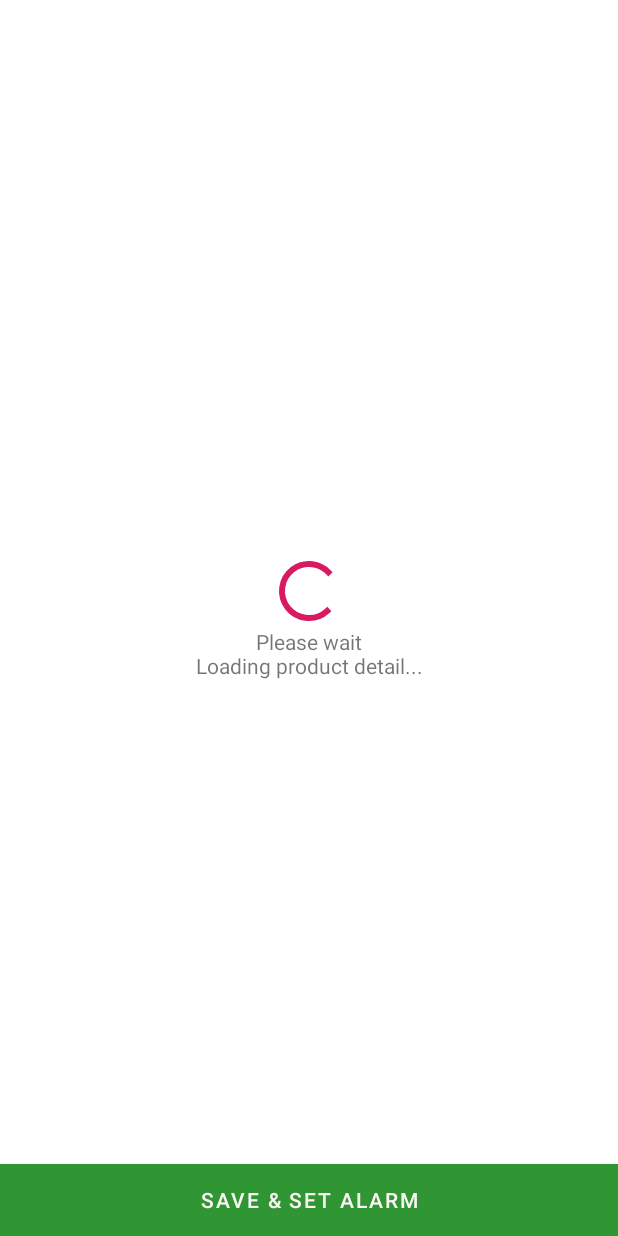
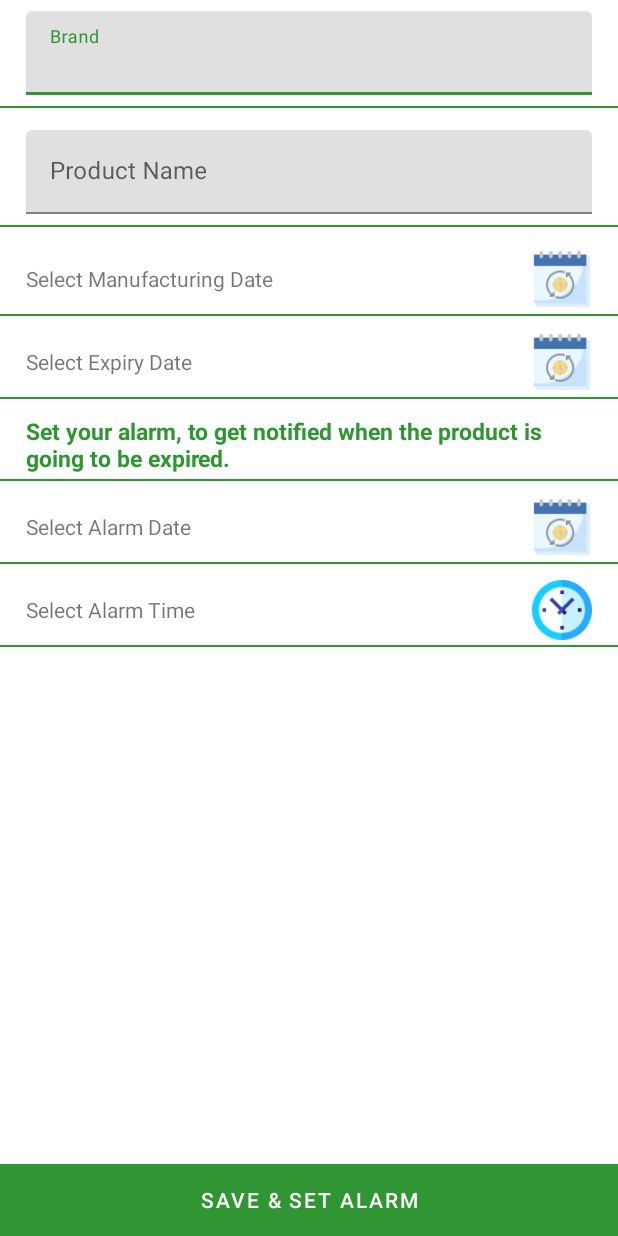
Before and after one commit to in-techouse/smart-grocery-manager, an Android app: the layout activity_add_item.xml on its own in the app's theme, with its tools: preview values and no code run, on a phone screen of 412 x 824 dp. Run offline under Robolectric (Android 15) with nearby library versions, the phone set to English and light mode, and no system bars.

Commit message:
Working on Add Item

```diff
--- a/app/src/main/java/com/example/smartgroceryreminder/activities/Barcode.java
+++ b/app/src/main/java/com/example/smartgroceryreminder/activities/Barcode.java
@@ -99,7 +99,7 @@ public class Barcode extends AppCompatActivity implements ZXingScannerView.Resul
         Log.e(TAG, rawResult.getText());
         Log.e(TAG, rawResult.getBarcodeFormat().toString());
         mScannerView.resumeCameraPreview(this);
-        Intent it = new Intent(Barcode.this, AddItem.class);
+        Intent it = new Intent(Barcode.this, AddItemAutomatic.class);
         it.putExtra("code", rawResult.getText());
         it.putExtra("type", rawResult.getBarcodeFormat().name());
         startActivity(it);
--- a/app/src/main/res/layout/activity_add_item.xml
+++ b/app/src/main/res/layout/activity_add_item.xml
@@ -17,37 +17,40 @@
         android:text="SAVE &amp; SET ALARM"
         android:textColor="@color/c1" />
 
-    <LinearLayout
-        android:id="@+id/loading"
-        android:layout_width="match_parent"
-        android:layout_height="wrap_content"
-        android:layout_centerInParent="true"
-        android:orientation="vertical">
-
-        <ProgressBar
-            android:layout_width="wrap_content"
-            android:layout_height="wrap_content"
-            android:layout_gravity="center" />
-
-        <TextView
-            android:layout_width="match_parent"
-            android:layout_height="wrap_content"
-            android:text="Please wait\nLoading product detail..."
-            android:textAlignment="center" />
-    </LinearLayout>
-
     <ScrollView
         android:id="@+id/main"
         android:layout_width="match_parent"
         android:layout_height="wrap_content"
         android:layout_above="@id/save"
-        android:layout_alignParentTop="true"
-        android:visibility="gone">
+        android:layout_alignParentTop="true">
 
         <LinearLayout
             android:layout_width="match_parent"
             android:layout_height="wrap_content"
             android:orientation="vertical">
+
+            <com.google.android.material.textfield.TextInputLayout
+                android:layout_width="match_parent"
+                android:layout_height="wrap_content"
+                android:layout_marginStart="17dp"
+                android:layout_marginTop="7dp"
+                android:layout_marginEnd="17dp"
+                android:hint="Brand">
+
+                <EditText
+                    android:id="@+id/brand"
+                    android:layout_width="match_parent"
+                    android:layout_height="wrap_content"
+                    android:inputType="text"
+                    android:textColor="@color/colorPrimary" />
+            </com.google.android.material.textfield.TextInputLayout>
+
+            <View
+                android:layout_width="match_parent"
+                android:layout_height="1dp"
+                android:layout_marginTop="7dp"
+                android:layout_marginBottom="7dp"
+                android:background="@color/colorPrimary" />
 
             <com.google.android.material.textfield.TextInputLayout
                 android:layout_width="match_parent"
@@ -61,44 +64,77 @@
                     android:id="@+id/productName"
                     android:layout_width="match_parent"
                     android:layout_height="wrap_content"
-                    android:focusable="false"
                     android:inputType="text"
                     android:textColor="@color/colorPrimary" />
             </com.google.android.material.textfield.TextInputLayout>
 
-            <com.google.android.material.textfield.TextInputLayout
+            <View
+                android:layout_width="match_parent"
+                android:layout_height="1dp"
+                android:layout_marginTop="7dp"
+                android:layout_marginBottom="7dp"
+                android:background="@color/colorPrimary" />
+
+            <RelativeLayout
+                android:id="@+id/selectManufactureDate"
                 android:layout_width="match_parent"
                 android:layout_height="wrap_content"
                 android:layout_marginStart="17dp"
                 android:layout_marginTop="7dp"
-                android:layout_marginEnd="17dp"
-                android:hint="Manufacture Date">
+                android:layout_marginEnd="17dp">
 
-                <EditText
+                <TextView
                     android:id="@+id/manufactureDate"
-                    android:layout_width="match_parent"
+                    android:layout_width="wrap_content"
                     android:layout_height="wrap_content"
-                    android:focusable="false"
-                    android:inputType="date"
-                    android:textColor="@color/colorPrimary" />
-            </com.google.android.material.textfield.TextInputLayout>
+                    android:layout_alignParentStart="true"
+                    android:layout_centerVertical="true"
+                    android:layout_toStartOf="@id/dateMIcon"
+                    android:text="Select Manufacturing Date" />
 
-            <com.google.android.material.textfield.TextInputLayout
+                <ImageView
+                    android:id="@+id/dateMIcon"
+                    android:layout_width="40dp"
+                    android:layout_height="40dp"
+                    android:layout_alignParentEnd="true"
+                    android:layout_centerVertical="true"
+                    android:src="@drawable/calendar" />
+
+            </RelativeLayout>
+
+            <View
+                android:layout_width="match_parent"
+                android:layout_height="1dp"
+                android:layout_marginTop="3dp"
+                android:layout_marginBottom="3dp"
+                android:background="@color/colorPrimary" />
+
+            <RelativeLayout
+                android:id="@+id/selectExpiryDate"
                 android:layout_width="match_parent"
                 android:layout_height="wrap_content"
                 android:layout_marginStart="17dp"
                 android:layout_marginTop="7dp"
-                android:layout_marginEnd="17dp"
-                android:hint="Expiry Date">
+                android:layout_marginEnd="17dp">
 
-                <EditText
+                <TextView
                     android:id="@+id/expiryDate"
-                    android:layout_width="match_parent"
+                    android:layout_width="wrap_content"
                     android:layout_height="wrap_content"
-                    android:focusable="false"
-                    android:inputType="date"
-                    android:textColor="@color/colorPrimary" />
-            </com.google.android.material.textfield.TextInputLayout>
+                    android:layout_alignParentStart="true"
+                    android:layout_centerVertical="true"
+                    android:layout_toStartOf="@id/dateEIcon"
+                    android:text="Select Expiry Date" />
+
+                <ImageView
+                    android:id="@+id/dateEIcon"
+                    android:layout_width="40dp"
+                    android:layout_height="40dp"
+                    android:layout_alignParentEnd="true"
+                    android:layout_centerVertical="true"
+                    android:src="@drawable/calendar" />
+
+            </RelativeLayout>
 
             <View
                 android:layout_width="match_parent"
```
Also changed, not shown: app/src/main/AndroidManifest.xml (+23 -9 lines), app/src/main/java/com/example/smartgroceryreminder/activities/AddItem.java (+5 -87 lines), app/src/main/java/com/example/smartgroceryreminder/activities/AddItemAutomatic.java (+207 -0 lines), app/src/main/java/com/example/smartgroceryreminder/activities/Help.java (+18 -0 lines).
